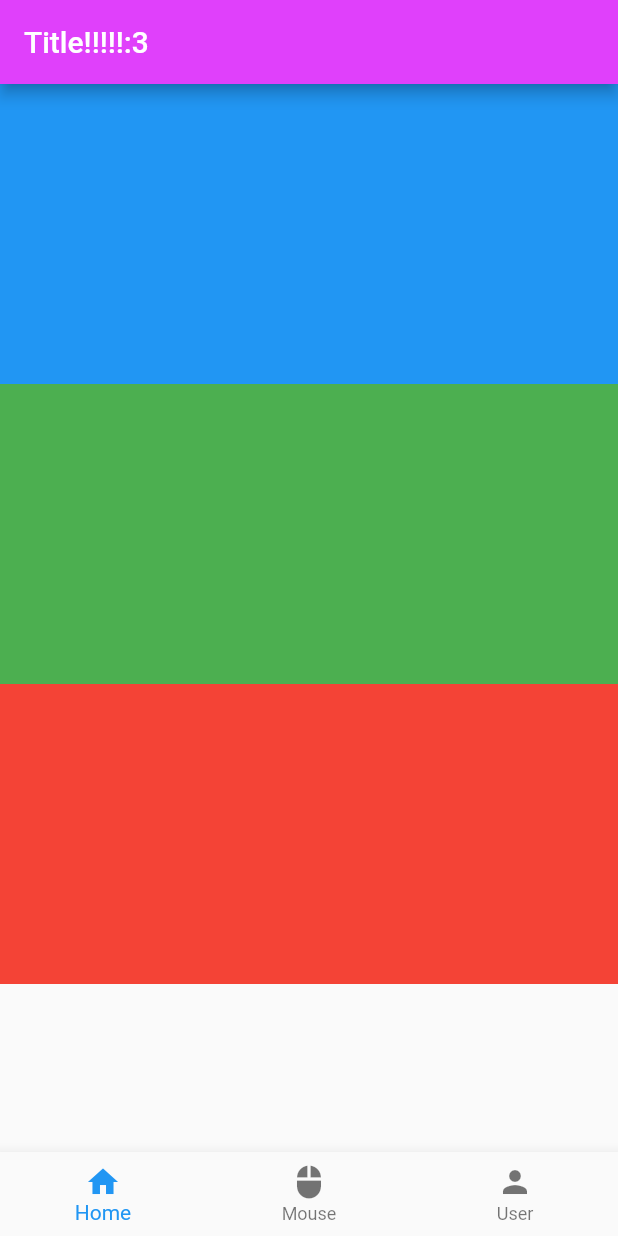
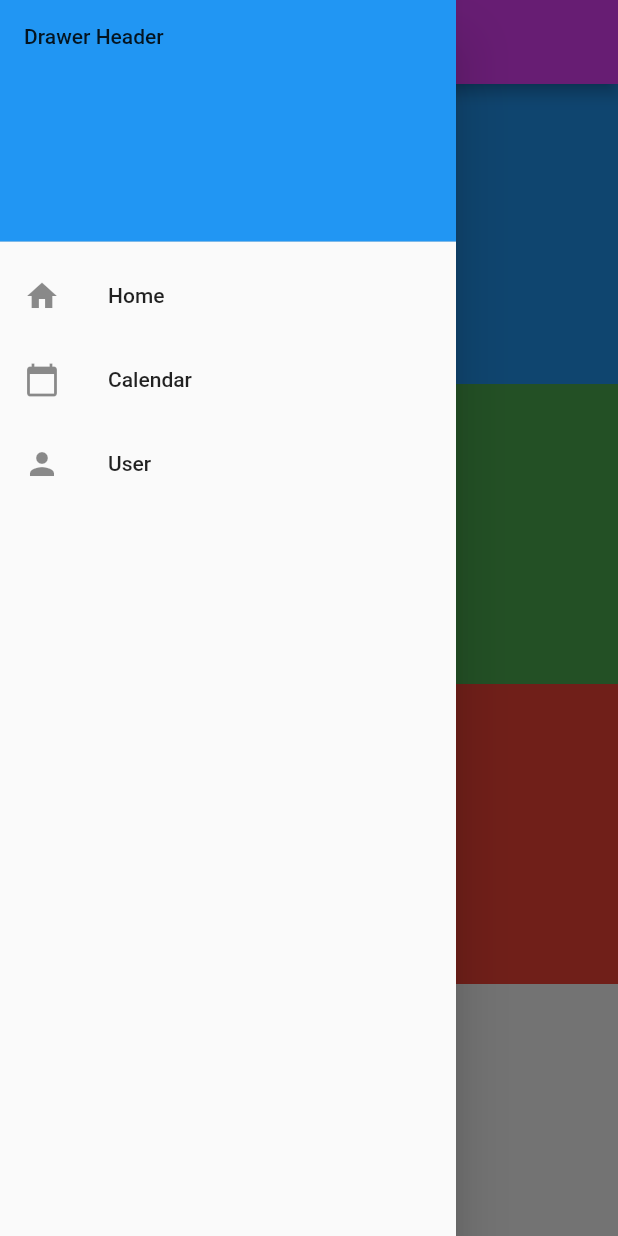
Before and after one commit to 0AndyZhou0/mouse_irl_website, a Flutter app: the screen it shows after launch, with the side drawer open (before the commit the screen has no drawer), on a phone screen of 412 x 824 dp. Run offline on Flutter 3.47's test engine with Material 2 defaults, Android fonts, the phone set to English and light mode, and no system bars; our stand-ins replace table_calendar.

Commit message:
changed to side navigation drawer

```diff
--- a/lib/main.dart
+++ b/lib/main.dart
@@ -1,6 +1,7 @@
 import 'package:flutter/material.dart';
 import 'package:mouse_irl_website/screens/home.dart';
 import 'package:mouse_irl_website/screens/calendar.dart';
+import 'package:mouse_irl_website/screens/user.dart';
 // import 'package:provider/provider.dart';
 
 void main() {
@@ -19,19 +20,81 @@ class _MyAppState extends State<MyApp> {
   static const List<Widget> _pages = <Widget>[
     HomePage(),
     CalendarPage(),
-    Placeholder(),
+    UserPage(),
   ];
 
   @override
   Widget build(BuildContext context) {
     return MaterialApp(
+      theme: ThemeData(
+        colorScheme: const ColorScheme(
+          brightness: Brightness.light,
+
+          primary: Colors.purpleAccent,
+          onPrimary: Colors.black,
+
+          secondary: Colors.purpleAccent,
+          onSecondary: Colors.black,
+
+          background: Colors.white,
+          onBackground: Colors.black,
+
+          surface: Colors.white,
+          onSurface: Colors.black,
+
+          error: Colors.red,
+          onError: Colors.black,
+        ),
+      ),
       home: Scaffold(
         appBar: AppBar(
-          backgroundColor: Colors.purpleAccent,
           title: const Text('Title!!!!!:3'),
         ),
+        drawer: Drawer(
+          child: ListView(
+            padding: EdgeInsets.zero,
+            children: [
+              DrawerHeader(
+                decoration: BoxDecoration(
+                  color: Colors.blue,
+                ),
+                child: Text('Drawer Header'),
+              ),
+              ListTile(
+                leading: Icon(Icons.home),
+                title: const Text('Home'),
+                onTap: () {
+                  setState(() {
+                    _selectedIndex = 0;
+                  });
+                  Navigator.pop(context);
+                },
+              ),
+              ListTile(
+                leading: Icon(Icons.calendar_today),
+                title: const Text('Calendar'),
+                onTap: () {
+                  setState(() {
+                    _selectedIndex = 1;
+                  });
+                  Navigator.pop(context);
+                },
+              ),
+              ListTile(
+                leading: Icon(Icons.person),
+                title: const Text('User'),
+                onTap: () {
+                  setState(() {
+                    _selectedIndex = 2;
+                  });
+                  Navigator.pop(context);
+                },
+              ),
+            ],
+          )
+        ),
         body: _pages.elementAt(_selectedIndex),
-        bottomNavigationBar: bottomNavBar(),
+        // bottomNavigationBar: bottomNavBar(),
       )
     );
   }
```
